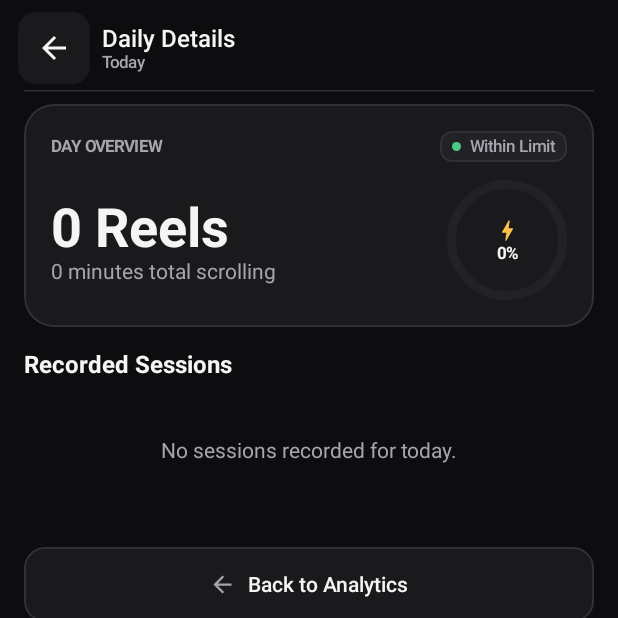
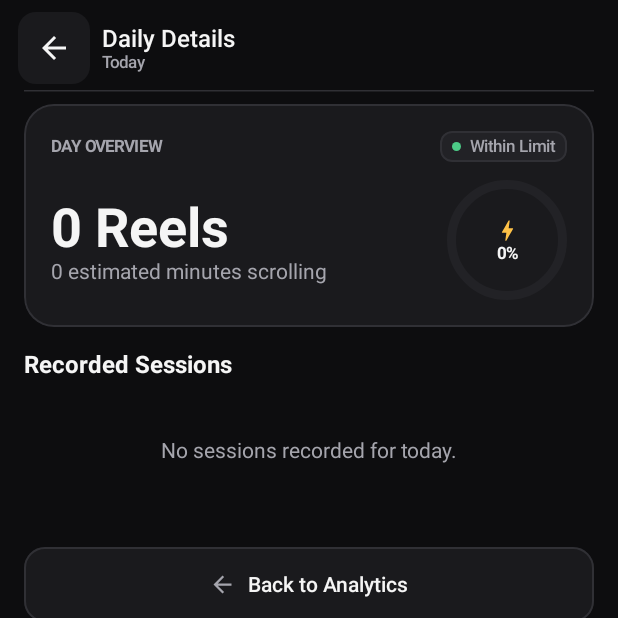
Before and after one commit to NIKHILSINGLAT/ScrollBattle, an Android app built with Jetpack Compose: the composable DailyDetailsScreen shown on its own in the app's theme, on a phone screen of 412 x 824 dp, the top half of it. Run offline under Robolectric (Android 15) with nearby library versions, the phone set to English and light mode, and no system bars; our stand-ins replace Navigation 3.

Commit message:
ui: label Reel duration as an estimate

```diff
--- a/app/src/main/java/com/scrollbattle/ui/screens/DailyDetailsScreen.kt
+++ b/app/src/main/java/com/scrollbattle/ui/screens/DailyDetailsScreen.kt
@@ -87,7 +87,7 @@ fun DailyDetailsScreen(
                                     color = TextPrimary
                                 )
                                 Text(
-                                    text = "${selectedDay.durationMinutes} minutes total scrolling",
+                                    text = "${selectedDay.durationMinutes} estimated minutes scrolling",
                                     style = MaterialTheme.typography.bodyMedium,
                                     color = TextSecondary
                                 )
```
